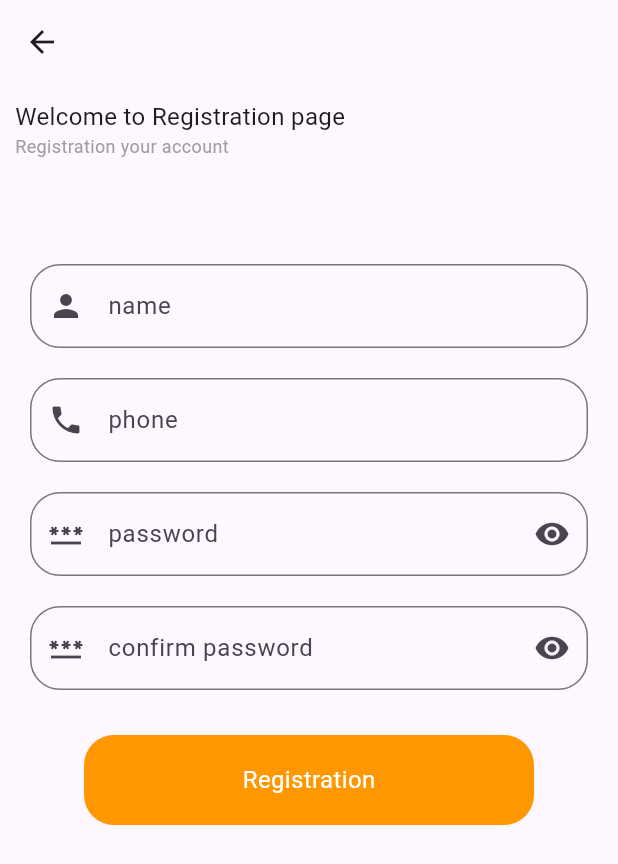
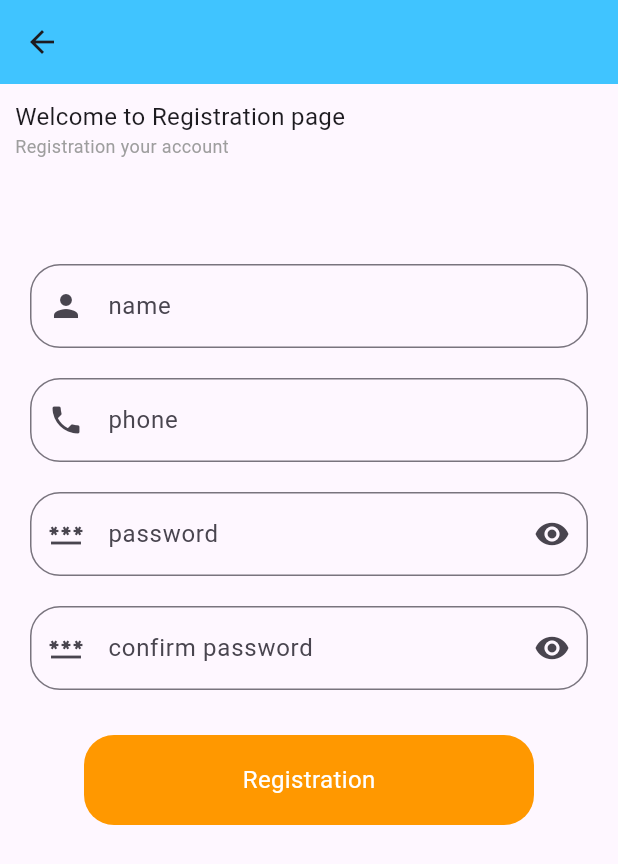
Before and after one commit to mdmehedidesktop-dotcom/Custtom_Card, a Flutter app: the screen it shows after launch, on a phone screen of 412 x 824 dp. Shown: the top 864 px of the screen. Run offline on Flutter 3.47's test engine with Material 3 defaults, Android fonts, the phone set to English and light mode, and no system bars.

Commit message:
update project

```diff
--- a/lib/screen/RegScreen.dart
+++ b/lib/screen/RegScreen.dart
@@ -13,7 +13,7 @@ class _RegsScreenState extends State<RegsScreen> {
   @override
   Widget build(BuildContext context) {
     return Scaffold(
-      appBar: AppBar(leading: Icon(Icons.arrow_back),),
+      appBar: AppBar(backgroundColor: Colors.lightBlueAccent,leading: Icon(Icons.arrow_back),),
       body: Padding(padding: EdgeInsetsGeometry.all(10),
         child: Column(
           crossAxisAlignment: CrossAxisAlignment.start,
```
